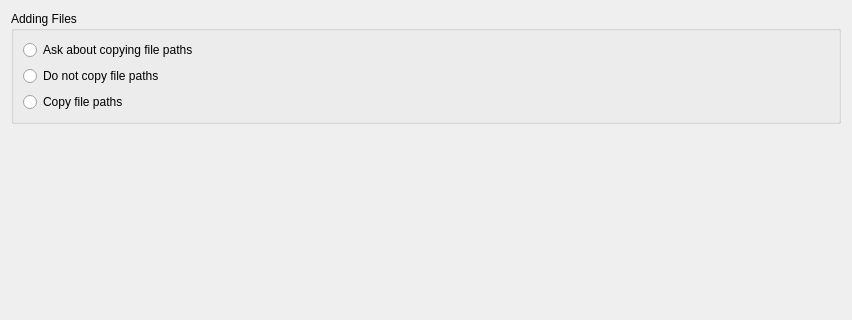
First picture: the form in cmakespecificsettingspage.ui, repository h4tr3d/cmakeprojectmanager2, before the edit; both pictures show x 0 to 852 and y 0 to 320 of the 852 by 567 pixel window.
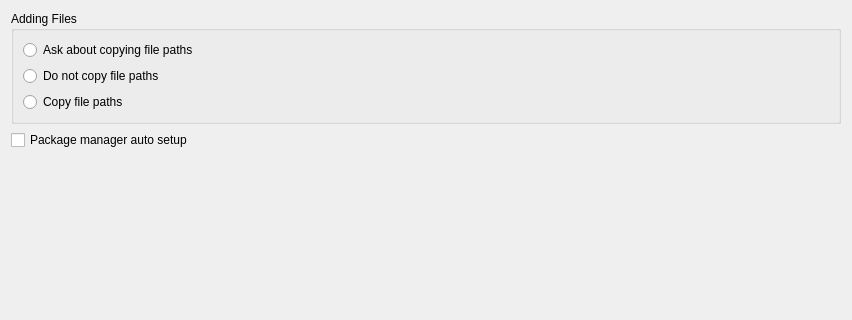
Second picture: the form after the edit.

Commit message: CMakeProjectManager: Add package manager auto-setup

```diff
--- a/cmakespecificsettingspage.ui
+++ b/cmakespecificsettingspage.ui
@@ -60,6 +60,16 @@
      </layout>
     </widget>
    </item>
+   <item>
+    <widget class="QCheckBox" name="packageManagerAutoSetup">
+     <property name="toolTip">
+      <string>Add the CMAKE_PROJECT_INCLUDE_BEFORE variable pointing to a CMake script that will install dependencies from the conanfile.txt, conanfile.py, or vcpkg.json file from the project source directory.</string>
+     </property>
+     <property name="text">
+      <string>Package manager auto setup</string>
+     </property>
+    </widget>
+   </item>
    <item>
     <spacer name="verticalSpacer">
      <property name="orientation">
```
The commit also changes 4 other files.
